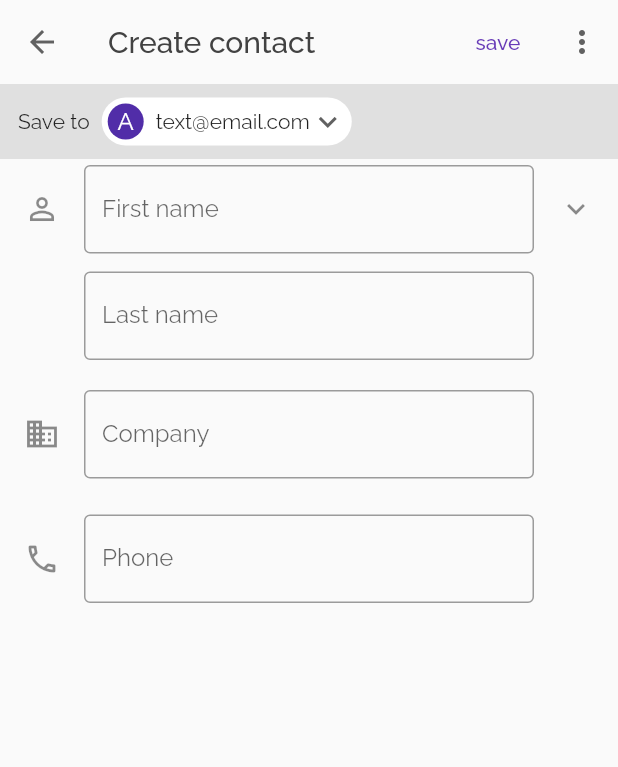
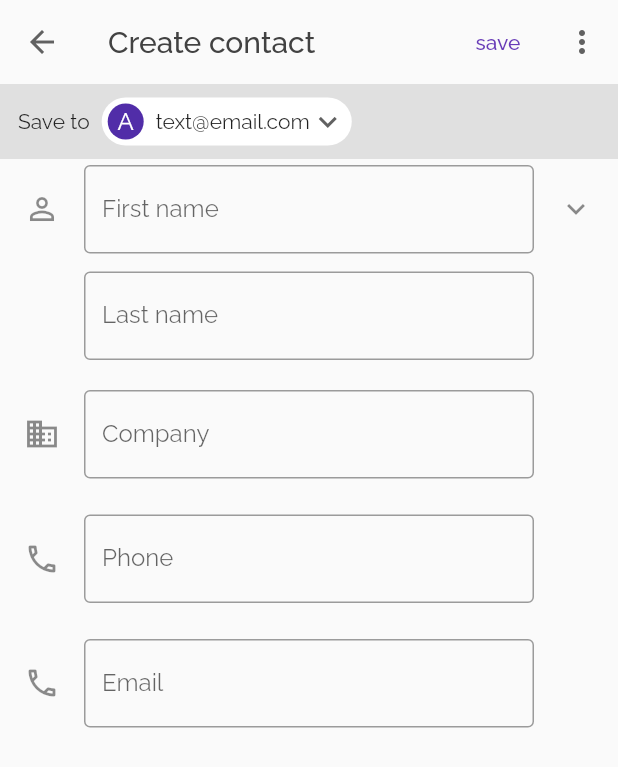
Before and after one commit to ChegeBryan/google-contacts-mock, a Flutter app: the AddContact screen opened directly, on a phone screen of 412 x 824 dp. Shown: the top 767 px of the screen. Run offline on Flutter 3.47's test engine with Material 2 defaults, Android fonts, the phone set to English and light mode, and no system bars; missing offline and left inert: floating_search_bar.

Commit message:
Add email input field

```diff
--- a/lib/ui/add_contact_form.dart
+++ b/lib/ui/add_contact_form.dart
@@ -59,6 +59,19 @@ class _AddContactFormFieldsState extends State<AddContactFormFields> {
               ),
             ),
           ),
+          Padding(
+            padding: EdgeInsets.only(right: 40.0, top: 16.0),
+            child: ListTile(
+              title: TextFormField(
+                keyboardType: TextInputType.emailAddress,
+                decoration: InputDecoration(
+                  icon: Icon(Icons.call_outlined),
+                  labelText: "Email",
+                  border: OutlineInputBorder(),
+                ),
+              ),
+            ),
+          ),
         ],
       ),
     );
```
